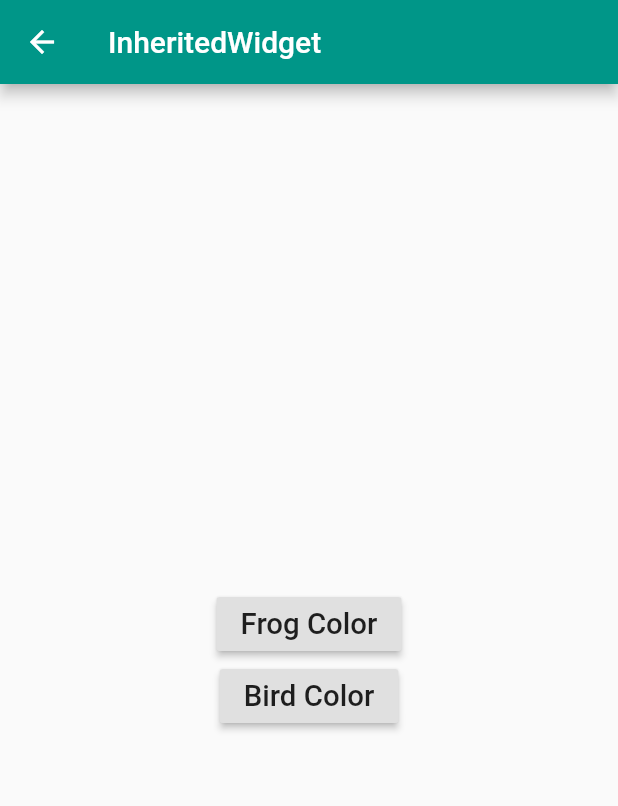
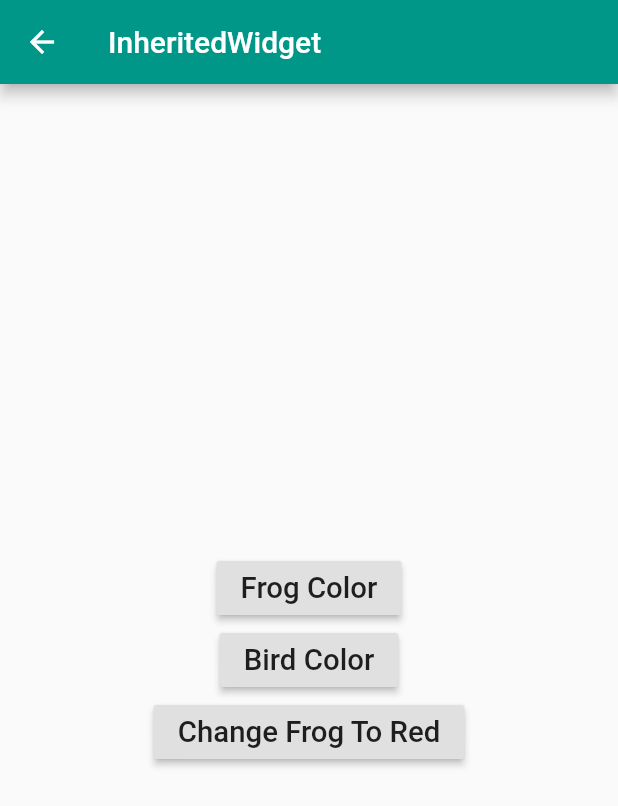
Before and after one commit to raveesh-me/state_management_experiments, a Flutter app: the screen it shows after launch, on a phone screen of 412 x 824 dp. Shown: the top 806 px of the screen. Run offline on Flutter 3.47's test engine with Material 2 defaults, Android fonts, the phone set to English and light mode, and no system bars.

Commit message:
implements scopedModel stuff in FrogColor

```diff
--- a/lib/screens/inherited_widget_demo/iwd_bird_color.dart
+++ b/lib/screens/inherited_widget_demo/iwd_bird_color.dart
@@ -3,12 +3,10 @@ import 'package:flutter/material.dart';
 // the inherited widget that passes it down the tree
 class BirdColor extends InheritedWidget {
   final String color;
-  final Function(String newColor) changeColor;
 
-  const BirdColor( {
+  const BirdColor({
     Key key,
     @required this.color,
-    @required this.changeColor,
     @required Widget child,
   })  : assert(child != null),
         super(key: key, child: child);
--- a/lib/screens/inherited_widget_demo/iwd_child_tree.dart
+++ b/lib/screens/inherited_widget_demo/iwd_child_tree.dart
@@ -41,6 +41,13 @@ class IWDChildTree extends StatelessWidget {
               'Bird Color',
               textScaleFactor: 1.4,
             ),
+          ),
+          RaisedButton(
+            onPressed: () => FrogColor.of(context).changeColor('red'),
+            child: Text(
+              'Change Frog To Red',
+              textScaleFactor: 1.4,
+            ),
           )
         ],
       ),
--- a/lib/screens/inherited_widget_demo/iwd_frog_color.dart
+++ b/lib/screens/inherited_widget_demo/iwd_frog_color.dart
@@ -3,9 +3,11 @@ import 'package:flutter/material.dart';
 // the inherited widget that passes it down the tree
 class FrogColor extends InheritedWidget {
   final String color;
+  final Function(String newColor) changeColor;
 
   const FrogColor({
     Key key,
+    @required this.changeColor,
     @required this.color,
     @required Widget child,
   })  : assert(child != null),
--- a/lib/screens/inherited_widget_demo/iwd_stateful_widget_screen.dart
+++ b/lib/screens/inherited_widget_demo/iwd_stateful_widget_screen.dart
@@ -13,6 +13,11 @@ class _IWDStatefulScreenState extends State<IWDStatefulScreen> {
   String frogColor = 'green';
   String birdColor = 'canary';
 
+  changeFrogColor(String newColor) {
+    frogColor = newColor;
+    setState(() {});
+  }
+
   @override
   Widget build(BuildContext context) {
     return Scaffold(
@@ -23,6 +28,7 @@ class _IWDStatefulScreenState extends State<IWDStatefulScreen> {
         color: birdColor,
         child: FrogColor(
           color: frogColor,
+          changeColor: changeFrogColor,
           child: IWDChildTree(),
         ),
       ),
```
